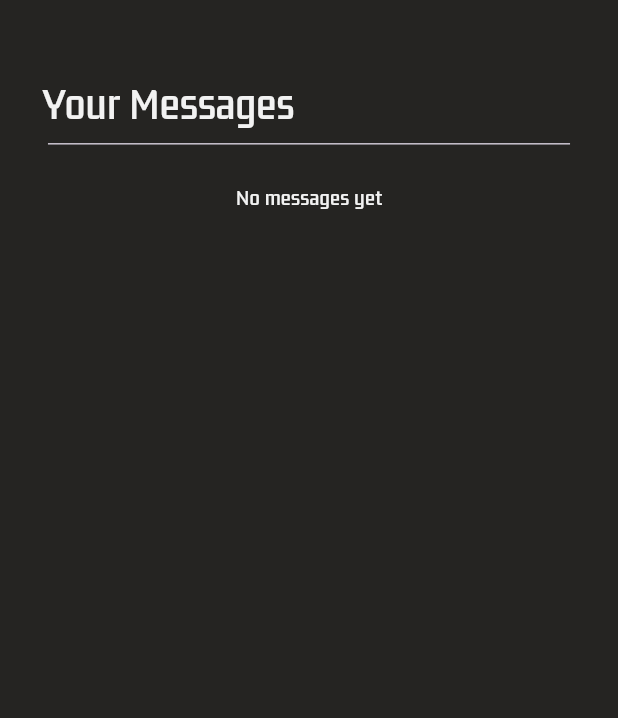
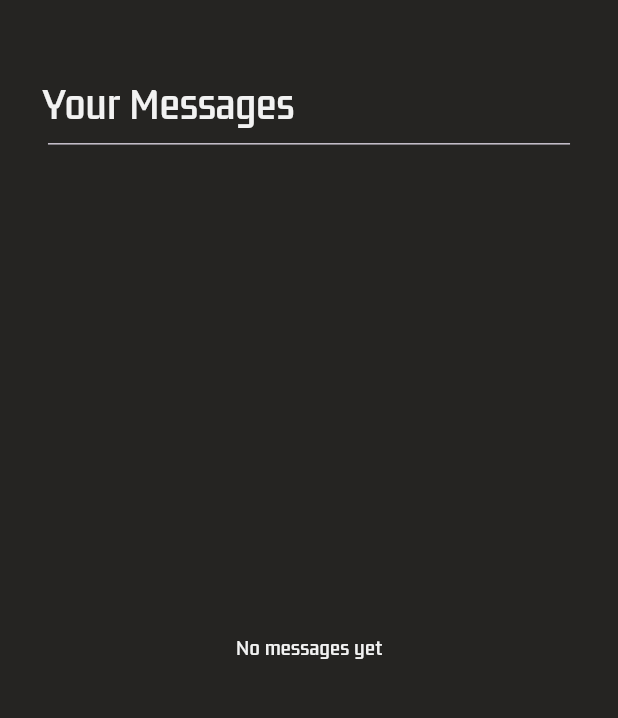
Before and after one commit to midosans/LSB, a Flutter app: the Massagescreen screen opened directly with empty values, on a phone screen of 412 x 824 dp, the part 65-783 px from its top. Run offline on Flutter 3.47's test engine with Material 3 defaults, Android fonts, the phone set to English and light mode, and no system bars; our stand-ins replace bloc, curved_navigation_bar, device_info_plus, dio, flutter_bloc, flutter_screenutil and 3 more; missing offline and left inert: saver_gallery; accounts and stored records are empty.

Commit message:
fixing display issue in message screen

```diff
--- a/lib/screens/massageScreen.dart
+++ b/lib/screens/massageScreen.dart
@@ -51,9 +51,12 @@ class Massagescreen extends StatelessWidget {
               ),
             ),
             Divider(thickness: 1, indent: 10, endIndent: 10, height: 15.h),
-            Padding(
-              padding: EdgeInsets.symmetric(horizontal: 20.w, vertical: 20.h),
-              child: AllMessagesWidget(messagesFuture: messagesFuture),
+
+            Expanded(
+              child: Padding(
+                padding: EdgeInsets.symmetric(horizontal: 20.w, vertical: 20.h),
+                child: AllMessagesWidget(messagesFuture: messagesFuture),
+              ),
             ),
           ],
         ),
```
